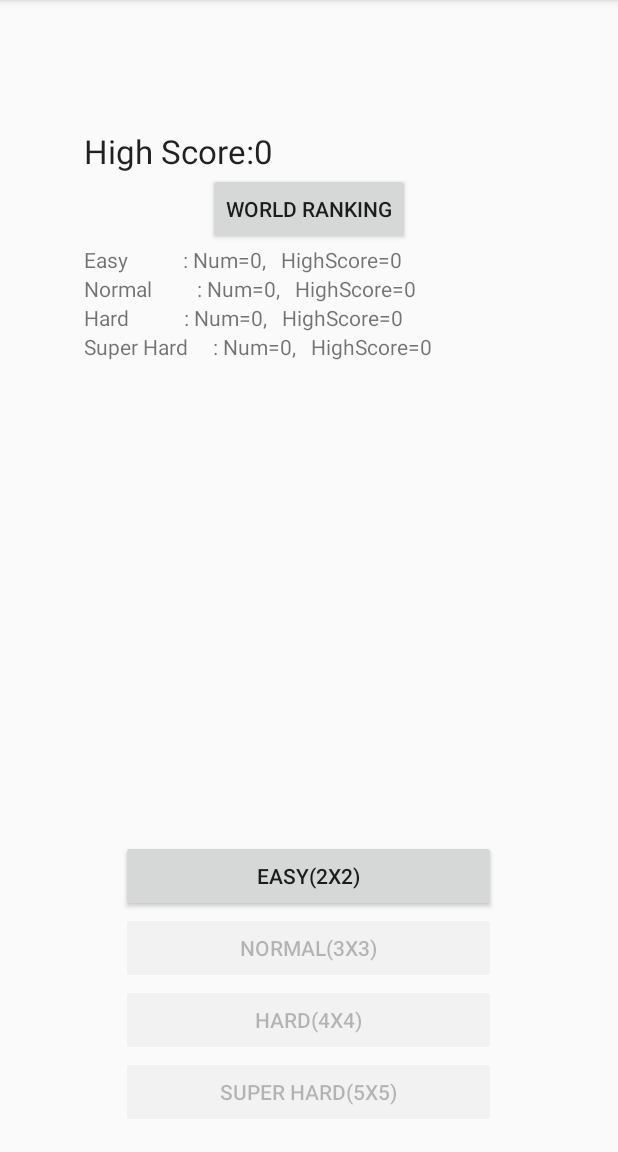
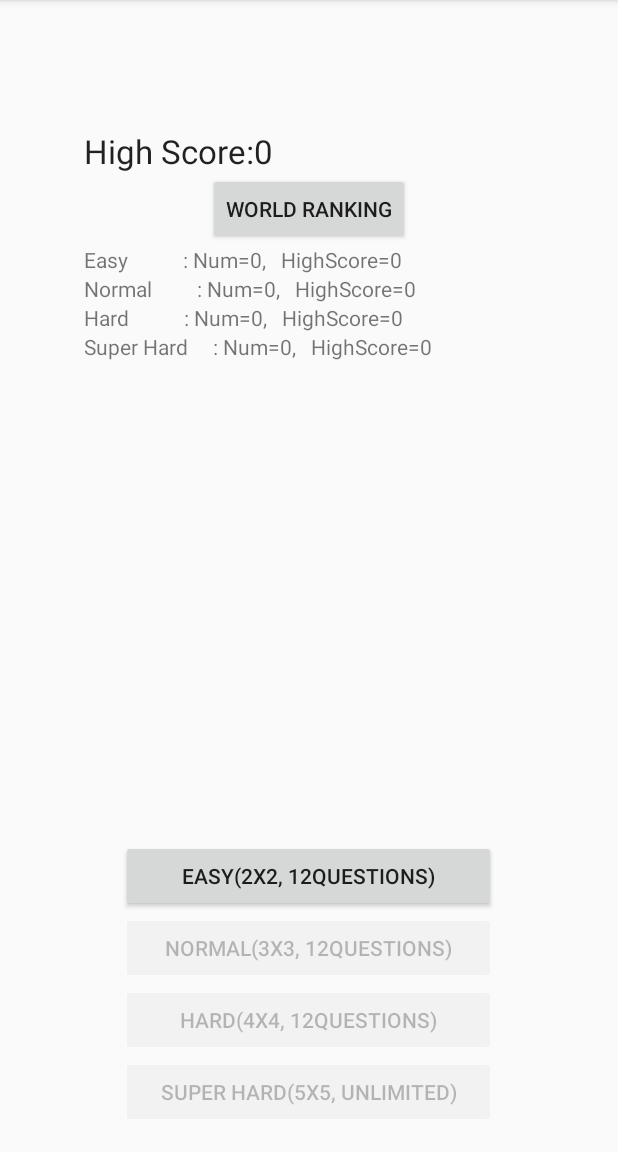
Before and after one commit to toru1055/SoundMemoryGame, an Android app: the screen it shows after launch (MainActivity), on a phone screen of 412 x 824 dp, the part 84-1236 px from its top. Run offline under Robolectric (Android 15) with nearby library versions, the phone set to English and light mode, and no system bars; our stand-ins replace AdMob; 6 statements that could not run were skipped.

Commit message:
Minor changes

```diff
--- a/app/src/main/java/jp/thotta/android/soundmemorygame/ScoreRecordBean.java
+++ b/app/src/main/java/jp/thotta/android/soundmemorygame/ScoreRecordBean.java
@@ -7,7 +7,7 @@ import java.io.PrintStream;
  * Created by thotta on 14/11/30.
  */
 public class ScoreRecordBean {
-    public static final int STAGE_QUESTION_SIZE = 5;
+    public static final int STAGE_QUESTION_SIZE = 12;
     public static final int GAME_MODE_EASY = 2;
     public static final int GAME_MODE_NORMAL = 3;
     public static final int GAME_MODE_HARD = 4;
--- a/app/src/main/res/layout/activity_main.xml
+++ b/app/src/main/res/layout/activity_main.xml
@@ -95,7 +95,7 @@
     <Button
         android:layout_width="250dp"
         android:layout_height="wrap_content"
-        android:text="Easy(2x2)"
+        android:text="Easy(2x2, 12questions)"
         android:id="@+id/button_easy"
         android:layout_above="@+id/button_normal"
         android:layout_centerHorizontal="true"
@@ -104,7 +104,7 @@
     <Button
         android:layout_width="250dp"
         android:layout_height="wrap_content"
-        android:text="Normal(3x3)"
+        android:text="Normal(3x3, 12questions)"
         android:id="@+id/button_normal"
         android:layout_centerHorizontal="true"
         android:layout_above="@+id/button_hard"
@@ -113,7 +113,7 @@
     <Button
         android:layout_width="250dp"
         android:layout_height="wrap_content"
-        android:text="Hard(4x4)"
+        android:text="Hard(4x4, 12questions)"
         android:id="@+id/button_hard"
         android:layout_above="@+id/button_super_hard"
         android:layout_centerHorizontal="true"
@@ -121,7 +121,7 @@
     <Button
         android:layout_width="250dp"
         android:layout_height="wrap_content"
-        android:text="Super Hard(5x5)"
+        android:text="Super Hard(5x5, unlimited)"
         android:id="@+id/button_super_hard"
         android:layout_alignParentBottom="true"
         android:layout_centerHorizontal="true"
```
